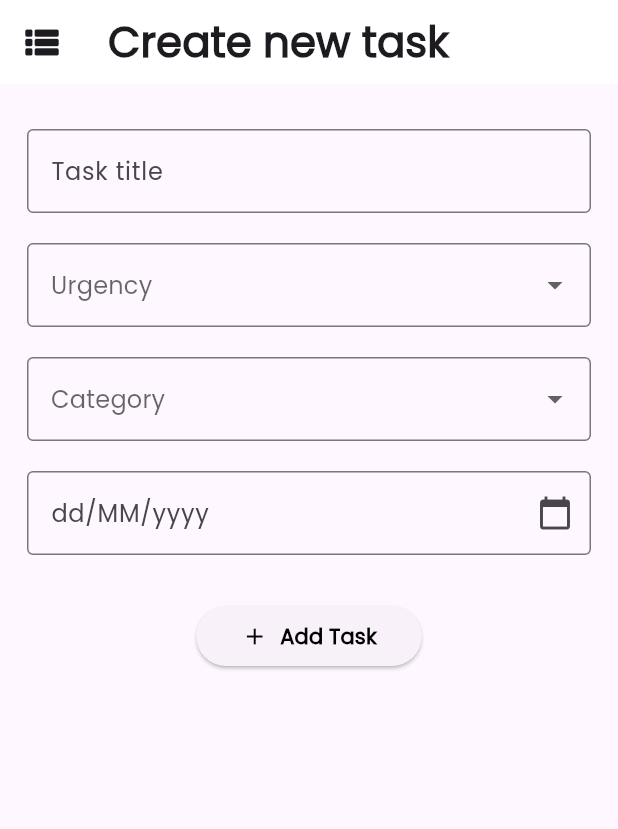
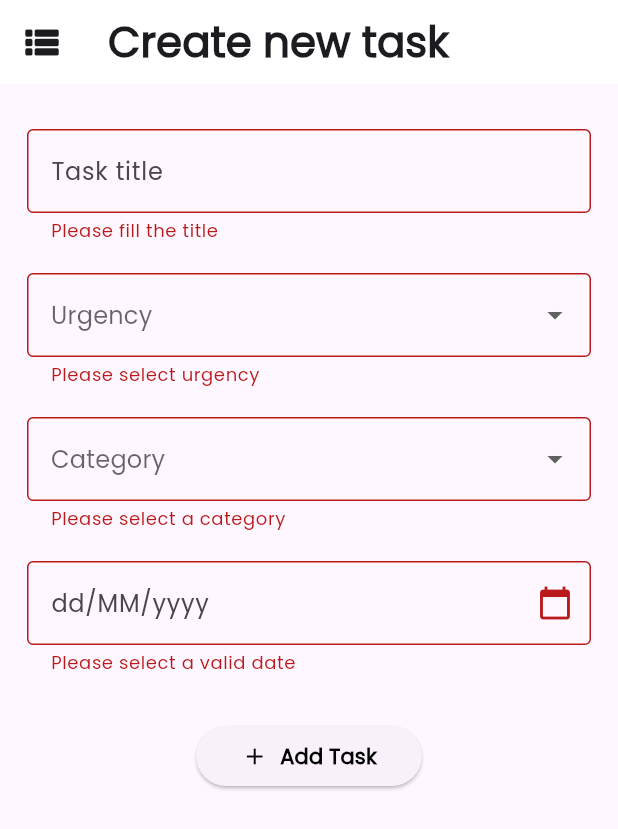
Before and after one commit to GuiTDS/task-manager-app, a Flutter app: the TaskFormPage screen opened directly, after a tap on "Add Task", on a phone screen of 412 x 824 dp. Shown: the top 829 px of the screen. Run offline on Flutter 3.47's test engine with Material 3 defaults, Android fonts, the phone set to English and light mode, and no system bars.

Commit message:
feat: add named routes and form validation

```diff
--- a/lib/main.dart
+++ b/lib/main.dart
@@ -1,6 +1,6 @@
 import 'package:flutter/material.dart';
 import 'package:provider/provider.dart';
-import 'package:task_management_app/pages/home_page.dart';
+import 'package:task_management_app/pages/task_page.dart';
 import 'package:task_management_app/repositories/task_repository.dart';
 
 void main() {
@@ -28,7 +28,10 @@ class MyApp extends StatelessWidget {
         appBarTheme: const AppBarTheme(backgroundColor: Colors.white),
         fontFamily: 'Poppins',
       ),
-      home: const HomePage(),
+      routes: {
+        '/taskPage': (context) => const TaskPage(),
+      },
+      initialRoute: '/taskPage',
     );
   }
 }
--- a/lib/pages/task_form_page.dart
+++ b/lib/pages/task_form_page.dart
@@ -2,7 +2,6 @@ import 'package:flutter/material.dart';
 import 'package:intl/intl.dart';
 import 'package:provider/provider.dart';
 import 'package:task_management_app/models/task_model.dart';
-import 'package:task_management_app/pages/task_page.dart';
 import 'package:task_management_app/repositories/task_repository.dart';
 
 class TaskFormPage extends StatefulWidget {
@@ -20,6 +19,7 @@ class _TaskFormPageState extends State<TaskFormPage> {
   final _dateFormat = DateFormat('dd/MM/yyyy');
   final TextEditingController _titleController = TextEditingController();
   final TextEditingController _dateController = TextEditingController();
+  final _formKey = GlobalKey<FormState>();
 
   Future<void> _selectDate(BuildContext context) async {
     final DateTime? picked = await showDatePicker(
@@ -57,6 +57,7 @@ class _TaskFormPageState extends State<TaskFormPage> {
       body: SingleChildScrollView(
         reverse: true,
         child: Form(
+          key: _formKey,
           child: Padding(
             padding: const EdgeInsets.symmetric(horizontal: 18, vertical: 30),
             child: Column(
@@ -69,6 +70,12 @@ class _TaskFormPageState extends State<TaskFormPage> {
                     print(_titleController.text);
                   },
                   controller: _titleController,
+                  validator: (String? value) {
+                    if (value != null && value.isEmpty) {
+                      return 'Please fill the title';
+                    }
+                    return null;
+                  },
                 ),
                 const SizedBox(
                   height: 20,
@@ -92,6 +99,12 @@ class _TaskFormPageState extends State<TaskFormPage> {
                       selectedUrgency = value!;
                     });
                   },
+                  validator: (value) {
+                    if (value == null) {
+                      return 'Please select urgency';
+                    }
+                    return null;
+                  },
                 ),
                 const SizedBox(
                   height: 20,
@@ -113,6 +126,12 @@ class _TaskFormPageState extends State<TaskFormPage> {
                       selectedCategory = value!;
                     });
                   },
+                  validator: (value) {
+                    if (value == null) {
+                      return 'Please select a category';
+                    }
+                    return null;
+                  },
                 ),
                 const SizedBox(
                   height: 20,
@@ -127,6 +146,12 @@ class _TaskFormPageState extends State<TaskFormPage> {
                       onPressed: () => _selectDate(context),
                     ),
                   ),
+                  validator: (value) {
+                    if (value != null && value.isEmpty) {
+                      return 'Please select a valid date';
+                    }
+                    return null;
+                  },
                 ),
                 const SizedBox(
                   height: 30,
@@ -137,6 +162,7 @@ class _TaskFormPageState extends State<TaskFormPage> {
                           EdgeInsets.symmetric(horizontal: 30)),
                     ),
                     onPressed: () {
+                      if (_formKey.currentState!.validate()) {
                         List<String> date = _dateController.text.split('/');
                         TaskModel task = TaskModel(
                             title: _titleController.text,
@@ -147,12 +173,20 @@ class _TaskFormPageState extends State<TaskFormPage> {
                             status: Status.toDo);
                         taskRepository.save(task);
 
-                       Navigator.pushReplacement(
+                        ScaffoldMessenger.of(context).showSnackBar(
+                          const SnackBar(content: Text('Task created')),
+                        );
+
+                        /* Navigator.pushReplacement(
                             context,
                             MaterialPageRoute(
                               builder: (context) => const TaskPage(),
-                          ));
+                            )); */
+
                         // Navigator.pop(context);
+                        Navigator.pushNamedAndRemoveUntil(
+                            context, '/taskPage', (route) => false);
+                      }
                     },
                     icon: const Icon(Icons.add, color: Colors.black),
                     label: const Text(
--- a/lib/pages/task_page.dart
+++ b/lib/pages/task_page.dart
@@ -48,6 +48,9 @@ class _TaskPageState extends State<TaskPage> {
     setState(() {
       taskRepository.completeTask(task);
     });
+    return ScaffoldMessenger.of(context).showSnackBar(
+      const SnackBar(content: Text('Task completed')),
+    );
   }
 
   @override
```
Lines whose indentation alone changed are shown as unchanged.
